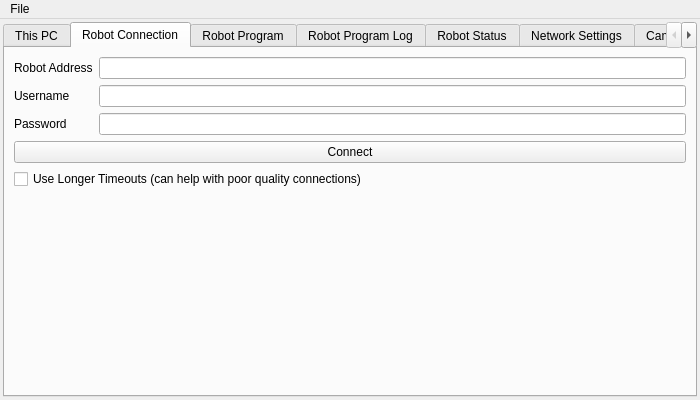
This is ui/deploy_tool.ui in ArPiRobot/ArPiRobot-DeployTool as Qt 5 draws it before an edit. The edited form follows.
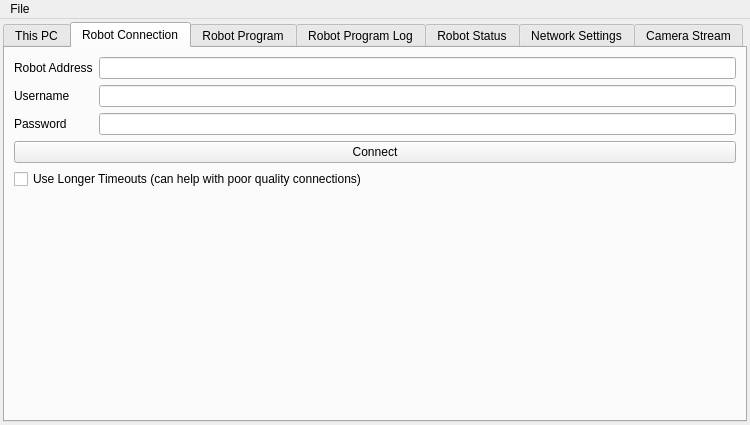
This is the edited form. Icons and pictures are not drawn.

Commit message: Add support to generate config files to camstream UI

What changed in the file:
```diff
--- a/ui/deploy_tool.ui
+++ b/ui/deploy_tool.ui
@@ -6,8 +6,8 @@
    <rect>
     <x>0</x>
     <y>0</y>
-    <width>700</width>
-    <height>400</height>
+    <width>750</width>
+    <height>425</height>
    </rect>
   </property>
   <property name="windowTitle">
@@ -1098,8 +1098,8 @@
     <rect>
      <x>0</x>
      <y>0</y>
-     <width>700</width>
-     <height>26</height>
+     <width>750</width>
+     <height>22</height>
     </rect>
    </property>
    <widget class="QMenu" name="menuFile">
```
The commit also changes 4 other files.
